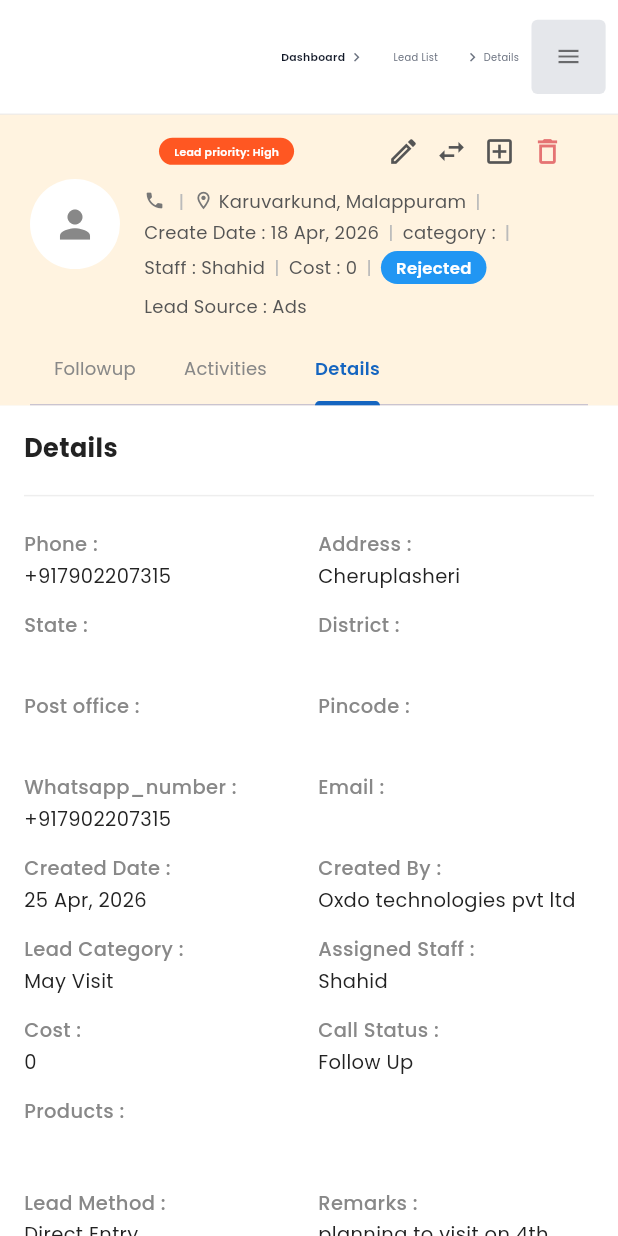
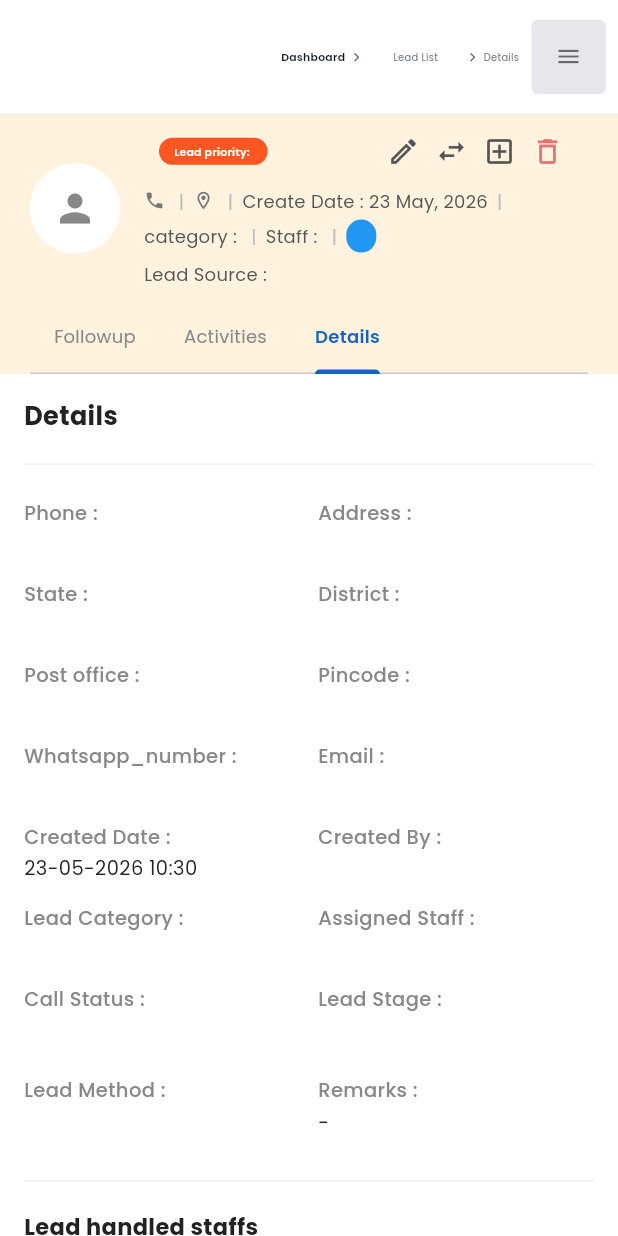
Before and after one commit to nidamictco/OditCrmWebApp, a Flutter app: the FollowUpDetailsScreen screen opened directly with empty values, tab 3 chosen, on a phone screen of 412 x 824 dp. Run offline on Flutter 3.47's test engine with Material 3 defaults, Android fonts, the phone set to English and light mode, and no system bars; our stand-ins replace bloc, calendar_view, cloud_firestore, country_code_picker, csv, dropdown_search and 12 more; missing offline and left inert: cloudinary_public, dart:html, universal_html, window_manager; accounts and stored records are empty.

Commit message:
shibina - pushing updates

```diff
--- a/lib/feature/lead_managment/follow_up/screens/follow_up_details_screen.dart
+++ b/lib/feature/lead_managment/follow_up/screens/follow_up_details_screen.dart
@@ -1211,7 +1211,7 @@ class _FollowUpDetailsScreenState extends State<FollowUpDetailsScreen>
                             ),
                           ),
                           const SizedBox(width: 10),
-                          const _PriorityBadge(label: 'Lead priority: High'),
+                           _PriorityBadge(label: 'Lead priority: ${widget.currentLead.priority}'),
                           const Spacer(),
                           _headerIcon(Icons.edit_outlined, onTap: () {}),
                           const SizedBox(width: 10),
@@ -1242,19 +1242,19 @@ class _FollowUpDetailsScreenState extends State<FollowUpDetailsScreen>
                           _divider(),
                           _metaItem(
                             Icons.location_on_outlined,
-                            'Karuvarkund, Malappuram',
+                            widget.currentLead.address,
                           ),
                           _divider(),
-                          _metaText('Create Date : 18 Apr, 2026'),
+                          _metaText('Create Date : ${DateFormat("dd MMM, yyyy").format(widget.currentLead.createdAt??DateTime.now())}'),
                           _divider(),
-                          _metaText('category :'),
+                          _metaText('category : ${widget.currentLead.leadCategory}'),
                           _divider(),
-                          _metaText('Staff : Shahid'),
+                          _metaText('Staff : ${widget.currentLead.assignedStaff}'),
                           _divider(),
-                          _metaText('Cost : 0'),
-                          _divider(),
-                          const _StatusBadge(
-                            label: 'Rejected',
+                          // _metaText('Cost : 0'),
+                          // _divider(),
+                           _StatusBadge(
+                            label: widget.currentLead.leadStage,
                             color: Color(0xFF2196F3),
                           ),
                         ],
@@ -1264,7 +1264,7 @@ class _FollowUpDetailsScreenState extends State<FollowUpDetailsScreen>
                     const SizedBox(height: 6),
                     Padding(
                       padding: const EdgeInsets.symmetric(horizontal: 16),
-                      child: _metaText('Lead Source : Ads'),
+                      child: _metaText('Lead Source : ${widget.currentLead.leadSource}'),
                     ),
                     const SizedBox(height: 10),
                   ],
@@ -3175,7 +3175,7 @@ class _ActivityItem extends StatelessWidget {
               ),
               Container(
                 width: 1.5,
-                height: 40,
+                height: 50,
                 color: const Color(0xFFE0E0E0),
               ),
             ],
@@ -3204,30 +3204,30 @@ class _ActivityItem extends StatelessWidget {
                     height: 1.5,
                   ),
                 ),
-                // Show value change pill if present
-                if (activity.previousValue != null &&
-                    activity.newValue != null) ...[
-                  const SizedBox(height: 6),
-                  Row(
-                    children: [
-                      _ValueChip(
-                        label: activity.previousValue!,
-                        color: const Color(0xFFEEEEEE),
-                        textColor: const Color(0xFF888888),
-                      ),
-                      const Padding(
-                        padding: EdgeInsets.symmetric(horizontal: 6),
-                        child: Icon(Icons.arrow_forward,
-                            size: 14, color: Color(0xFF888888)),
-                      ),
-                      _ValueChip(
-                        label: activity.newValue!,
-                        color: const Color(0xFFE3F2FD),
-                        textColor: const Color(0xFF1565C0),
-                      ),
-                    ],
-                  ),
-                ],
+                /// Show value change pill if present
+                // if (activity.previousValue != null &&
+                //     activity.newValue != null) ...[
+                //   const SizedBox(height: 6),
+                //   Row(
+                //     children: [
+                //       _ValueChip(
+                //         label: activity.previousValue!,
+                //         color: const Color(0xFFEEEEEE),
+                //         textColor: const Color(0xFF888888),
+                //       ),
+                //       const Padding(
+                //         padding: EdgeInsets.symmetric(horizontal: 6),
+                //         child: Icon(Icons.arrow_forward,
+                //             size: 14, color: Color(0xFF888888)),
+                //       ),
+                //       _ValueChip(
+                //         label: activity.newValue!,
+                //         color: const Color(0xFFE3F2FD),
+                //         textColor: const Color(0xFF1565C0),
+                //       ),
+                //     ],
+                //   ),
+                // ],
                 const SizedBox(height: 4),
                 Text(
                   DateFormat('dd-MM-yyyy hh:mm a').format(activity.changedAt),
@@ -3363,6 +3363,7 @@ class _ValueChip extends StatelessWidget {
 //   }
 // }
 
+///
 // ─────────────────────────────────────────────────────────
 // Tab 3 – Details content (shrink-wraps inside ScrollView)
 // ─────────────────────────────────────────────────────────
@@ -3401,21 +3402,22 @@ class _DetailsTabContent extends StatelessWidget {
           const SizedBox(height: 12),
           const Divider(color: Color(0xFFEEEEEE)),
           const SizedBox(height: 8),
-          const _DetailGrid(
+           _DetailGrid(
             rows: [
-              ['Phone', '+917902207315', 'Address', 'Cheruplasheri'],
-              ['State', '', 'District', ''],
-              ['Post office', '', 'Pincode', ''],
-              ['Whatsapp_number', '+917902207315', 'Email', ''],
+              ['Phone', (lead.contactNumber), 'Address', (lead.address)],
+              ['State', (lead.state), 'District', (lead.district)],
+              ['Post office', lead.postOffice, 'Pincode', lead.pinCode],
+              ['Whatsapp_number', (lead.whatsappNumber), 'Email', lead.email],
               [
                 'Created Date',
-                '25 Apr, 2026',
+                DateFormat('dd-MM-yyyy hh:mm').format(lead.createdAt!),
                 'Created By',
-                'Oxdo technologies pvt ltd',
+                lead.createdBy,
               ],
-              ['Lead Category', 'May Visit', 'Assigned Staff', 'Shahid'],
-              ['Cost', '0', 'Call Status', 'Follow Up'],
-              ['Products', '', '', ''],
+              ['Lead Category', lead.leadCategory, 'Assigned Staff', lead.assignedStaff],
+              // ['Cost', '0',
+                ['Call Status', lead.callResult??"-", 'Lead Stage', lead.leadStage,],
+              // ['Products', '', '', ''],
             ],
           ),
           const SizedBox(height: 8),
@@ -3423,10 +3425,10 @@ class _DetailsTabContent extends StatelessWidget {
             labelStyle: labelStyle,
             valueStyle: valueStyle,
             left: 'Lead Method',
-            leftVal: 'Direct Entry',
+            leftVal: lead.leadSource,
             right: 'Remarks',
             rightVal:
-                'planning to visit on 4th may with friends, some friends are in different places. will try to visit before 4th otherwise will come on 4th',
+                lead.remarks.isEmpty ? '-' : '-${lead.remarks}',
           ),
           const SizedBox(height: 16),
           const Divider(color: Color(0xFFEEEEEE)),
```
